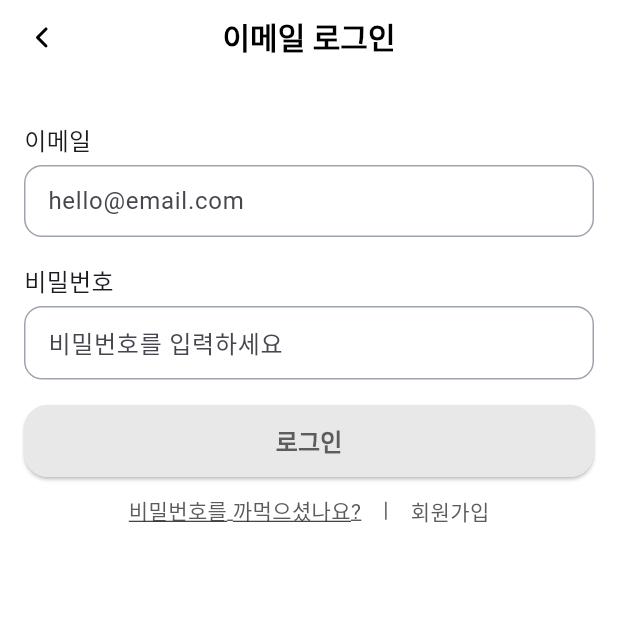
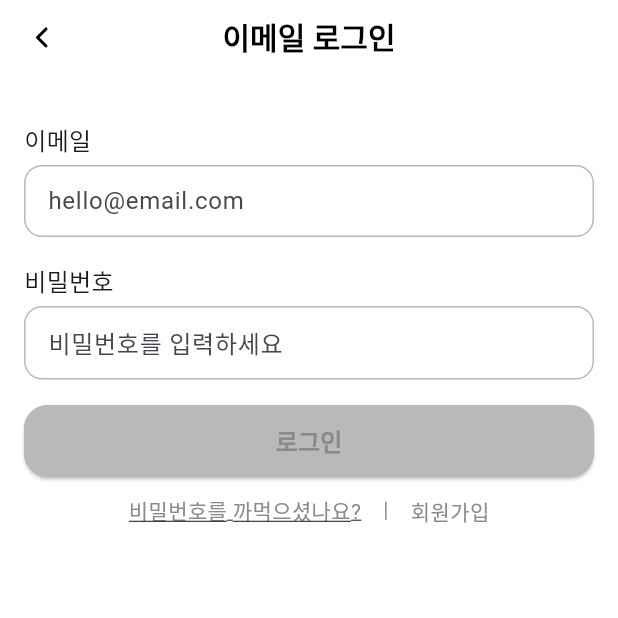
Before and after one commit to pet-buddy/PetBuddy_Frontend_Flutter, a Flutter app: the EmailLoginScreen screen opened by its route, on a phone screen of 412 x 824 dp, the top half of it. Run offline on Flutter 3.47's test engine with Material 3 defaults, Android fonts, the phone set to English and light mode, and no system bars; our stand-ins replace dio, flutter_riverpod, flutter_secure_storage, flutter_svg, go_router; accounts and stored records are empty; Roboto replaces fonts that are missing (Pretendard); statements that could not run were skipped.

Commit message:
docs: 공통 색깔 코드 적용

```diff
--- a/lib/common/const/custom_color.dart
+++ b/lib/common/const/custom_color.dart
@@ -1,39 +1,35 @@
 import 'package:flutter/material.dart';
 
 class CustomColor {
-  static const Color primaryNormalRed = Color(0xFFFF9E94);
-  static const Color primaryStrongRed = Color(0xFFF15646);
-  static const Color primaryLightRed = Color(0xFFFF877B);
-
-  static const Color labelNormalBlack = Color(0xFF191B1F);
-  static const Color labelStrongBlack = Color(0xFF020203);
-  static const Color labelNeutralBlack = Color(0xFF3D424B);
-  static const Color labelAlternativeBlack = Color(0xFF6F737E);
-  static const Color labelAssistiveBlack = Color(0xFF9EA4AD);
-  static const Color labelDiableBlack = Color(0xFFD2D5DA);
-
-  static const Color backgroundNormal = Color(0xFFFFFFFF);
-  static const Color backgroundAlternative = Color(0xFFF3F4F6);
-
-  static const Color positive = Color(0xFF04C30E);
-  static const Color cautionary = Color(0xFFFF772C);
-  static const Color destructive = Color(0xFFF2415A);
-
-  static const Color accentBlue = Color(0xFF827BFF);
-  static const Color accentBrown = Color(0xFF5A4E4E);
 
   static const Color white = Color(0xFFFFFFFF);
   static const Color black = Color(0xFF000000);
-  static const Color dimmer = Color(0xFF272A2F);
+
+  static const Color positive = Color(0xFF91D834);
+  static const Color negative = Color(0xFFEA6176);
+
+  static const Color gray01 = Color(0xFF161519);
+  static const Color gray02 = Color(0xFF5C5B5E);
+  static const Color gray03 = Color(0xFF8A8A8C);
+  static const Color gray04 = Color(0xFFB9B9BA);
+  static const Color gray05 = Color(0xFFE8E8E8);
+  static const Color gray06 = Color(0xFFFAFAFA);
+
+  static const Color blue01 = Color(0xFF002C64);
+  static const Color blue02 = Color(0xFF005282);
+  static const Color blue03 = Color(0xFF0092CA);
+  static const Color blue04 = Color(0xFF33A8D5);
+  static const Color blue05 = Color(0xFF66BEDF);
+  static const Color blue06 = Color(0xFF99D3EA);
+
+  static const Color yellow01 = Color(0xFFB86614);
+  static const Color yellow02 = Color(0xFFEC9213);
+  static const Color yellow03 = Color(0xFFF6D72E);
+  static const Color yellow04 = Color(0xFFF8DF58);
+  static const Color yellow05 = Color(0xFFFAE782);
+  static const Color yellow06 = Color(0xFFFBEFAB);
 
   static const Color kakaoYellow = Color(0xFFF7E600);
   static const Color naverGreen = Color(0xFF70C152);
   static const Color appleBlack = Color(0xFF000000);
-
-  // TODO : 색상 체계 정해지면 수정해야 함
-  static const Color primaryYellow0 = Color(0xFFF6D72E);
-
-  static const Color lightGray = Color(0xFFE8E8E8);
-  static const Color extraLightblack = Color(0xFF161519);
-  static const Color extraLightGray = Color(0xFF5C5B5E);
 }
--- a/lib/common/widget/button/default_text_button.dart
+++ b/lib/common/widget/button/default_text_button.dart
@@ -27,10 +27,10 @@ class DefaultTextButton extends StatelessWidget {
       child: ElevatedButton(
         onPressed: onPressed,
         style: ElevatedButton.styleFrom(
-          backgroundColor: disabled ? CustomColor.lightGray : backgroundColor,
+          backgroundColor: disabled ? CustomColor.gray04 : backgroundColor,
           side: BorderSide(
             width: 1,
-            color: disabled ? CustomColor.lightGray : borderColor ?? CustomColor.white,
+            color: disabled ? CustomColor.gray04 : borderColor ?? CustomColor.white,
           ),
           shape: RoundedRectangleBorder(
             borderRadius: BorderRadius.circular(16),
@@ -39,7 +39,7 @@ class DefaultTextButton extends StatelessWidget {
         child: Text(
           text,
           style: CustomText.body2.copyWith(
-            color: disabled ? CustomColor.extraLightGray : textColor
+            color: disabled ? CustomColor.gray03 : textColor
           )
         ),
       ),
--- a/lib/common/widget/input/outlined_input.dart
+++ b/lib/common/widget/input/outlined_input.dart
@@ -47,17 +47,17 @@ class OutlinedInput extends StatelessWidget {
         autocorrect: false,
         decoration: InputDecoration(
           filled: true,
-          fillColor: enabled ? CustomColor.white : CustomColor.labelAssistiveBlack,
+          fillColor: enabled ? CustomColor.white : CustomColor.gray04,
           hintText: hintText,
           contentPadding: const EdgeInsets.symmetric(
             vertical: 12.0,
             horizontal: 12.0,
           ),
           errorText: errorText,
-          errorStyle: const TextStyle(color: CustomColor.primaryStrongRed, fontSize: 13),
+          errorStyle: const TextStyle(color: CustomColor.negative, fontSize: 13),
           enabledBorder: OutlineInputBorder(
             borderRadius: const BorderRadius.all(Radius.circular(12)),
-            borderSide: BorderSide(color: enabledBorder ?? CustomColor.labelAssistiveBlack),
+            borderSide: BorderSide(color: enabledBorder ?? CustomColor.gray04),
           ),
           focusedBorder: OutlineInputBorder(
             borderRadius: const BorderRadius.all(Radius.circular(12)),
@@ -65,11 +65,11 @@ class OutlinedInput extends StatelessWidget {
           ),
           disabledBorder: OutlineInputBorder(
             borderRadius: const BorderRadius.all(Radius.circular(12)),
-            borderSide: BorderSide(color: enabledBorder ?? CustomColor.labelAssistiveBlack),
+            borderSide: BorderSide(color: enabledBorder ?? CustomColor.gray04),
           ),
         ),
         style: CustomText.body4.copyWith(
-          color: CustomColor.extraLightGray,
+          color: CustomColor.gray03,
           decorationThickness: 0,
         ),
         cursorColor: CustomColor.black,
--- a/lib/main.dart
+++ b/lib/main.dart
@@ -45,7 +45,7 @@ class MyApp extends StatelessWidget {
           contentPadding: EdgeInsets.all(12),
           enabledBorder: OutlineInputBorder(
             borderRadius: BorderRadius.all(Radius.circular(10)),
-            borderSide: BorderSide(color: CustomColor.lightGray),
+            borderSide: BorderSide(color: CustomColor.gray04),
           ),
           hintStyle: TextStyle(color: CustomColor.extraDarkGray),
           focusedBorder: OutlineInputBorder(
--- a/lib/screens/login/email_login_screen.dart
+++ b/lib/screens/login/email_login_screen.dart
@@ -93,7 +93,7 @@ class EmailLoginScreenState extends ConsumerState<EmailLoginScreen> {
                         child: Text(
                           "비밀번호를 까먹으셨나요?",
                           style: CustomText.body7.copyWith(
-                            color: CustomColor.extraLightGray,
+                            color: CustomColor.gray03,
                             decoration: TextDecoration.underline,
                           ),
                         ),
@@ -102,7 +102,7 @@ class EmailLoginScreenState extends ConsumerState<EmailLoginScreen> {
                       Container(
                         height: 12,
                         width: 1,
-                        color:CustomColor.extraLightGray,
+                        color:CustomColor.gray03,
                       ),
                       const SizedBox(width: 16,),
                       InkWell(
@@ -112,7 +112,7 @@ class EmailLoginScreenState extends ConsumerState<EmailLoginScreen> {
                         child: Text(
                           "회원가입",
                           style: CustomText.body7.copyWith(
-                            color: CustomColor.extraLightGray,
+                            color: CustomColor.gray03,
                           ),
                         ),
                       ),
--- a/lib/screens/login/login_screen.dart
+++ b/lib/screens/login/login_screen.dart
@@ -82,20 +82,20 @@ class LoginScreenState extends ConsumerState<LoginScreen> {
                       Container(
                         height: 1,
                         width: 100,
-                        color:CustomColor.labelAssistiveBlack,
+                        color:CustomColor.gray04,
                       ),
                       const SizedBox(width: 10,),
                       Text(
                         '다른 방법으로 시작',
                         style: CustomText.body4.copyWith(
-                          color: CustomColor.labelAssistiveBlack
+                          color: CustomColor.gray04
                         ),
                       ),
                       const SizedBox(width: 10,),
                       Container(
                         height: 1,
                         width: 100,
-                        color:CustomColor.labelAssistiveBlack,
+                        color:CustomColor.gray04,
                       ),
                     ],
                   ),
@@ -130,7 +130,7 @@ class LoginScreenState extends ConsumerState<LoginScreen> {
                   const SizedBox(height: 10,),
                   LoginButton(
                     text: '이메일 로그인',
-                    borderColor: CustomColor.labelAssistiveBlack,
+                    borderColor: CustomColor.gray04,
                     onPressed: () {
                       context.goNamed('email_login_screen');
                     },
--- a/lib/screens/main_screen.dart
+++ b/lib/screens/main_screen.dart
@@ -25,7 +25,7 @@ class MainScreen extends ConsumerWidget {
             unselectedLabelStyle: const TextStyle(fontSize: 12),
             type: BottomNavigationBarType.fixed,
             selectedItemColor: CustomColor.black,
-            unselectedItemColor: CustomColor.labelAssistiveBlack,
+            unselectedItemColor: CustomColor.gray04,
             backgroundColor: CustomColor.white,
             elevation: 1.0,
             currentIndex: currentScreenIndex,
--- a/lib/screens/my/my_screen.dart
+++ b/lib/screens/my/my_screen.dart
@@ -58,7 +58,7 @@ class MyScreenState extends ConsumerState<MyScreen> {
                           Text(
                             'abcd@pet.com',
                             style: CustomText.body4.copyWith(
-                              color: CustomColor.backgroundAlternative
+                              color: CustomColor.gray05
                             ),
                           ),
                         ],
--- a/lib/screens/splash_screen.dart
+++ b/lib/screens/splash_screen.dart
@@ -39,7 +39,7 @@ class _SplashScreenState extends ConsumerState<SplashScreen> {
           mainAxisAlignment: MainAxisAlignment.center,
           children: [
             const CircularProgressIndicator(
-              color: CustomColor.primaryNormalRed,
+              color: CustomColor.negative,
             )
           ],
         ),
```
